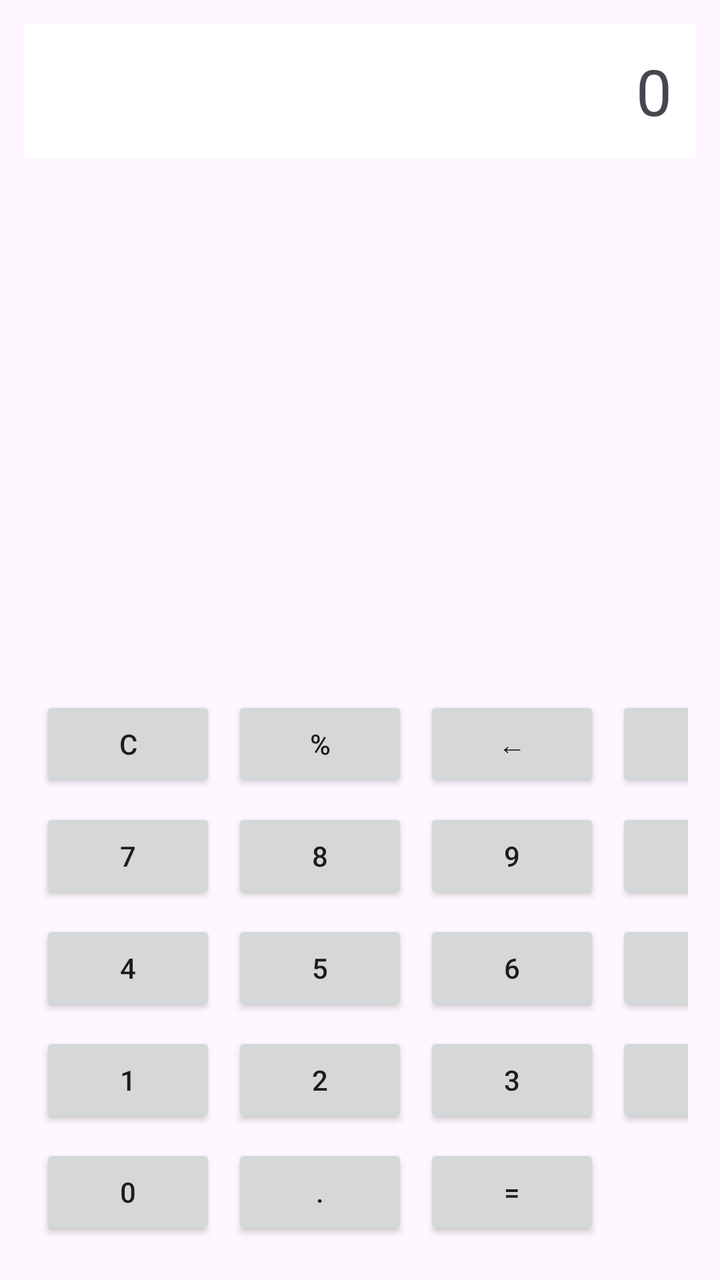
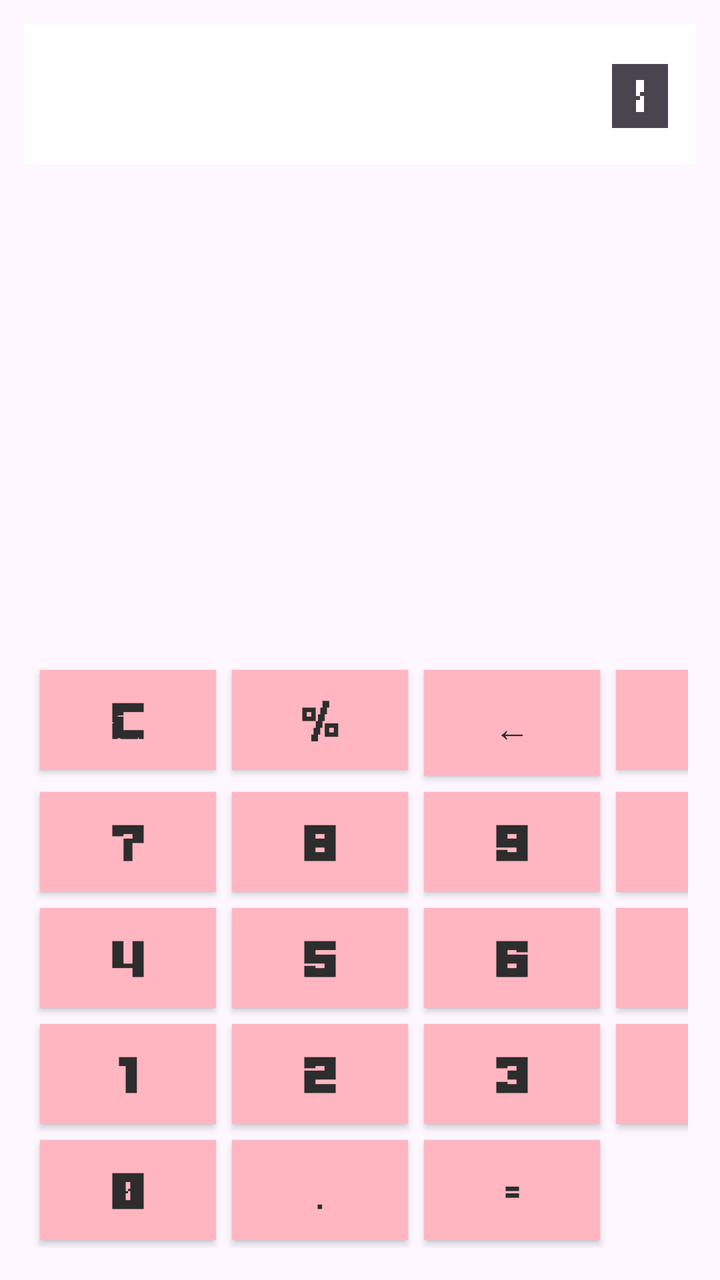

Screens rendered from an Android XML layout before and after an edit, with the pre-edit source and the edit as a unified diff.
<!-- AndroidManifest.xml: application theme Theme.HW2 -->
<!-- res/layout/activity_main.xml -->
<androidx.constraintlayout.widget.ConstraintLayout
    xmlns:android="http://schemas.android.com/apk/res/android"
    xmlns:app="http://schemas.android.com/apk/res-auto"
    android:layout_width="match_parent"
    android:layout_height="match_parent">

    <TextView
        android:id="@+id/outputText"
        android:layout_width="0dp"
        android:layout_height="wrap_content"
        android:layout_margin="12dp"
        android:padding="12dp"
        android:gravity="end"
        android:text="0"
        android:textSize="32sp"
        android:background="@android:color/white"
        app:layout_constraintTop_toTopOf="parent"
        app:layout_constraintStart_toStartOf="parent"
        app:layout_constraintEnd_toEndOf="parent" />

    <GridLayout
        android:layout_width="match_parent"
        android:layout_height="wrap_content"
        android:layout_margin="12dp"
        android:rowCount="5"
        android:columnCount="4"
        android:padding="4dp"
        app:layout_constraintBottom_toBottomOf="parent"
        app:layout_constraintStart_toStartOf="parent"
        app:layout_constraintEnd_toEndOf="parent">

        <Button
            android:id="@+id/buttonClear"
            android:text="C"
            android:layout_margin="4dp" />
        <Button
            android:id="@+id/buttonPercent"
            android:text="%"
            android:layout_margin="4dp" />
        <Button
            android:id="@+id/buttonBackspace"
            android:text="←"
            android:layout_margin="4dp" />
        <Button
            android:id="@+id/buttonDivide"
            android:text="/"
            android:layout_margin="4dp" />

        <Button android:id="@+id/button7" android:text="7" android:layout_margin="4dp" />
        <Button android:id="@+id/button8" android:text="8" android:layout_margin="4dp" />
        <Button android:id="@+id/button9" android:text="9" android:layout_margin="4dp" />
        <Button android:id="@+id/buttonMultiply" android:text="*" android:layout_margin="4dp" />

        <Button android:id="@+id/button4" android:text="4" android:layout_margin="4dp" />
        <Button android:id="@+id/button5" android:text="5" android:layout_margin="4dp" />
        <Button android:id="@+id/button6" android:text="6" android:layout_margin="4dp" />
        <Button android:id="@+id/buttonMinus" android:text="-" android:layout_margin="4dp" />

        <Button android:id="@+id/button1" android:text="1" android:layout_margin="4dp" />
        <Button android:id="@+id/button2" android:text="2" android:layout_margin="4dp" />
        <Button android:id="@+id/button3" android:text="3" android:layout_margin="4dp" />
        <Button android:id="@+id/buttonPlus" android:text="+" android:layout_margin="4dp" />

        <Button android:id="@+id/button0" android:text="0" android:layout_margin="4dp" />
        <Button android:id="@+id/buttonDecimal" android:text="." android:layout_margin="4dp" />
        <Button android:id="@+id/buttonEquals" android:text="=" android:layout_margin="4dp" />
    </GridLayout>

</androidx.constraintlayout.widget.ConstraintLayout>
<!-- resources referenced by this layout -->
<resources>
  <style name="Theme.HW2" parent="Base.Theme.HW2" />
  <style name="Base.Theme.HW2" parent="Theme.Material3.DayNight.NoActionBar">
          
          
          <item name="materialButtonStyle">@style/MyButtonStyle</item>
  
  
      </style>
  <style name="MyButtonStyle" parent="Widget.MaterialComponents.Button">
          <item name="backgroundTint">@color/mainButtonColor</item> 
          <item name="android:textColor">@color/white</item>   
      </style>
  <color name="mainButtonColor">#FFB6C1</color>
  <color name="white">#FFFFFFFF</color>
</resources>

<!-- the commit's change to res/layout/activity_main.xml (unified diff, before → after) -->
@@ -13,7 +13,9 @@
         android:gravity="end"
         android:text="0"
         android:textSize="32sp"
-        android:background="@android:color/white"
+        android:fontFamily="@font/custom_font"
+        android:background="@color/white"
+        android:contentDescription="Результат вычисления"
         app:layout_constraintTop_toTopOf="parent"
         app:layout_constraintStart_toStartOf="parent"
         app:layout_constraintEnd_toEndOf="parent" />
@@ -31,39 +33,47 @@
 
         <Button
             android:id="@+id/buttonClear"
-            android:text="C"
-            android:layout_margin="4dp" />
+            android:text="@string/clear"
+            android:layout_margin="4dp"
+            android:contentDescription="Очистить ввод"
+            style="@style/CalculatorButton"/>
         <Button
             android:id="@+id/buttonPercent"
-            android:text="%"
-            android:layout_margin="4dp" />
+            android:text="@string/percent"
+            android:layout_margin="4dp"
+            android:contentDescription="Процент"
+            style="@style/CalculatorButton"/>
         <Button
             android:id="@+id/buttonBackspace"
-            android:text="←"
-            android:layout_margin="4dp" />
+            android:text="@string/backspace"
+            android:layout_margin="4dp"
+            android:contentDescription="Удалить последний символ"
+            style="@style/CalculatorButton"/>
         <Button
             android:id="@+id/buttonDivide"
-            android:text="/"
-            android:layout_margin="4dp" />
+            android:text="@string/divide"
+            android:layout_margin="4dp"
+            android:contentDescription="Деление"
+            style="@style/CalculatorButton"/>
 
-        <Button android:id="@+id/button7" android:text="7" android:layout_margin="4dp" />
-        <Button android:id="@+id/button8" android:text="8" android:layout_margin="4dp" />
-        <Button android:id="@+id/button9" android:text="9" android:layout_margin="4dp" />
-        <Button android:id="@+id/buttonMultiply" android:text="*" android:layout_margin="4dp" />
+        <Button android:id="@+id/button7" android:text="@string/seven" android:layout_margin="4dp" android:contentDescription="Семь" style="@style/CalculatorButton"/>
+        <Button android:id="@+id/button8" android:text="@string/eight" android:layout_margin="4dp" android:contentDescription="Восемь" style="@style/CalculatorButton"/>
+        <Button android:id="@+id/button9" android:text="@string/nine" android:layout_margin="4dp" android:contentDescription="Девять" style="@style/CalculatorButton"/>
+        <Button android:id="@+id/buttonMultiply" android:text="@string/multiply" android:layout_margin="4dp" android:contentDescription="Умножение" style="@style/CalculatorButton"/>
 
-        <Button android:id="@+id/button4" android:text="4" android:layout_margin="4dp" />
-        <Button android:id="@+id/button5" android:text="5" android:layout_margin="4dp" />
-        <Button android:id="@+id/button6" android:text="6" android:layout_margin="4dp" />
-        <Button android:id="@+id/buttonMinus" android:text="-" android:layout_margin="4dp" />
+        <Button android:id="@+id/button4" android:text="@string/four" android:layout_margin="4dp" android:contentDescription="Четыре" style="@style/CalculatorButton"/>
+        <Button android:id="@+id/button5" android:text="@string/five" android:layout_margin="4dp" android:contentDescription="Пять" style="@style/CalculatorButton"/>
+        <Button android:id="@+id/button6" android:text="@string/six" android:layout_margin="4dp" android:contentDescription="Шесть" style="@style/CalculatorButton"/>
+        <Button android:id="@+id/buttonMinus" android:text="@string/minus" android:layout_margin="4dp" android:contentDescription="Вычитание" style="@style/CalculatorButton"/>
 
-        <Button android:id="@+id/button1" android:text="1" android:layout_margin="4dp" />
-        <Button android:id="@+id/button2" android:text="2" android:layout_margin="4dp" />
-        <Button android:id="@+id/button3" android:text="3" android:layout_margin="4dp" />
-        <Button android:id="@+id/buttonPlus" android:text="+" android:layout_margin="4dp" />
+        <Button android:id="@+id/button1" android:text="@string/one" android:layout_margin="4dp" android:contentDescription="Один" style="@style/CalculatorButton"/>
+        <Button android:id="@+id/button2" android:text="@string/two" android:layout_margin="4dp" android:contentDescription="Два" style="@style/CalculatorButton"/>
+        <Button android:id="@+id/button3" android:text="@string/three" android:layout_margin="4dp" android:contentDescription="Три" style="@style/CalculatorButton"/>
+        <Button android:id="@+id/buttonPlus" android:text="@string/plus" android:layout_margin="4dp" android:contentDescription="Сложение" style="@style/CalculatorButton"/>
 
-        <Button android:id="@+id/button0" android:text="0" android:layout_margin="4dp" />
-        <Button android:id="@+id/buttonDecimal" android:text="." android:layout_margin="4dp" />
-        <Button android:id="@+id/buttonEquals" android:text="=" android:layout_margin="4dp" />
+        <Button android:id="@+id/button0" android:text="@string/zero" android:layout_margin="4dp" android:contentDescription="Ноль" style="@style/CalculatorButton"/>
+        <Button android:id="@+id/buttonDecimal" android:text="@string/decimal" android:layout_margin="4dp" android:contentDescription="Десятичная точка" style="@style/CalculatorButton"/>
+        <Button android:id="@+id/buttonEquals" android:text="@string/equals" android:layout_margin="4dp" android:contentDescription="Равно" style="@style/CalculatorButton"/>
     </GridLayout>
 
 </androidx.constraintlayout.widget.ConstraintLayout>
<!-- resource entries referenced after the edit -->
@@ -1,18 +1,43 @@
 <!-- resources referenced by this layout -->
 <resources>
+  <color name="white">#FFFFFF</color>
+  <string name="backspace">←</string>
+  <string name="clear">C</string>
+  <string name="decimal">.</string>
+  <string name="divide">/</string>
+  <string name="eight">8</string>
+  <string name="equals">=</string>
+  <string name="five">5</string>
+  <string name="four">4</string>
+  <string name="minus">-</string>
+  <string name="multiply">*</string>
+  <string name="nine">9</string>
+  <string name="one">1</string>
+  <string name="percent">%</string>
+  <string name="plus">+</string>
+  <string name="seven">7</string>
+  <string name="six">6</string>
+  <string name="three">3</string>
+  <string name="two">2</string>
+  <string name="zero">0</string>
+  <style name="CalculatorButton" parent="Widget.AppCompat.Button">
+          <item name="android:background">@color/mainButtonColor</item>
+          <item name="android:textColor">@color/textColor</item>
+          <item name="android:padding">12dp</item>
+          <item name="android:textSize">18sp</item>
+          <item name="android:fontFamily">@font/custom_font</item>
+      </style>
   <style name="Theme.HW2" parent="Base.Theme.HW2" />
+  <color name="mainButtonColor">#FFB6C1</color>
+  <color name="textColor">#2D2D2D</color>
   <style name="Base.Theme.HW2" parent="Theme.Material3.DayNight.NoActionBar">
-          
-          
           <item name="materialButtonStyle">@style/MyButtonStyle</item>
   
   
       </style>
   <style name="MyButtonStyle" parent="Widget.MaterialComponents.Button">
-          <item name="backgroundTint">@color/mainButtonColor</item> 
-          <item name="android:textColor">@color/white</item>   
+          <item name="backgroundTint">@color/mainButtonColor</item>
+          <item name="android:textColor">@color/white</item>
       </style>
-  <color name="mainButtonColor">#FFB6C1</color>
-  <color name="white">#FFFFFFFF</color>
 </resources>
 
